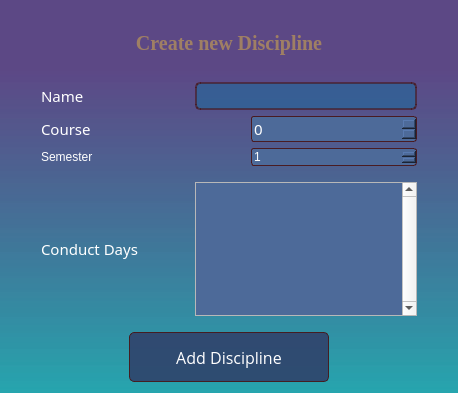
First picture: the form in newdiscipline.ui, repository marko-yaciv/2c_coursework, before the edit.
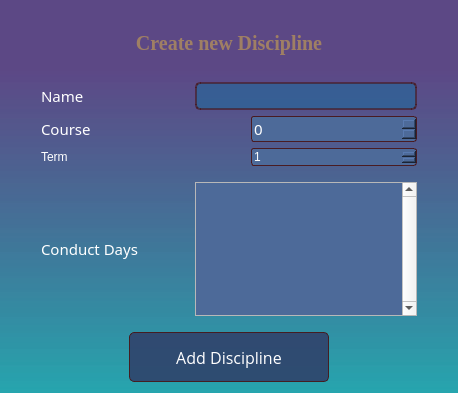
Second picture: the form after the edit.

```diff
--- a/newdiscipline.ui
+++ b/newdiscipline.ui
@@ -194,7 +194,7 @@
 }</string>
          </property>
          <property name="text">
-          <string>Semester</string>
+          <string>Term</string>
          </property>
         </widget>
        </item>
```
